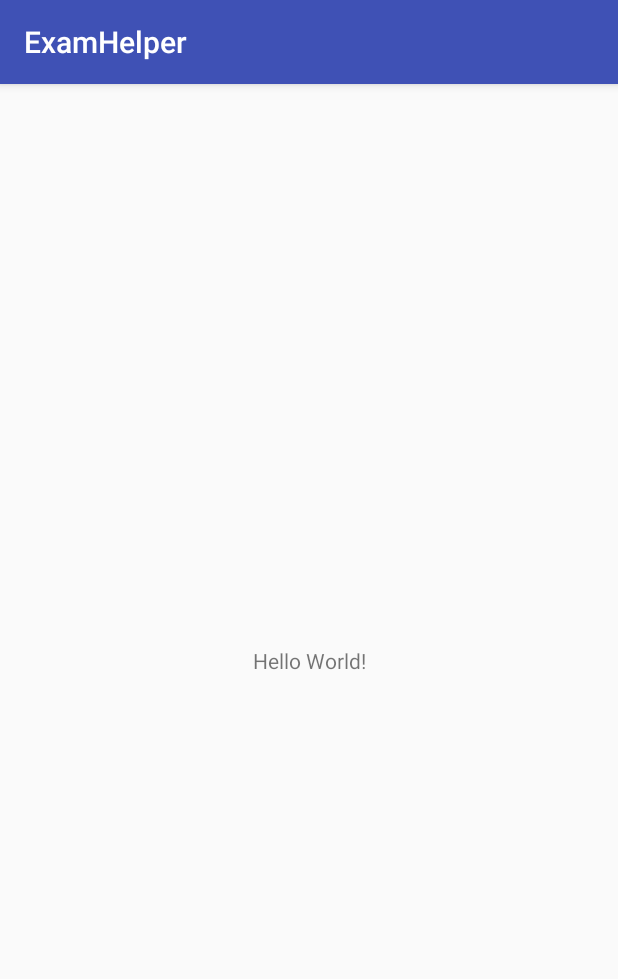
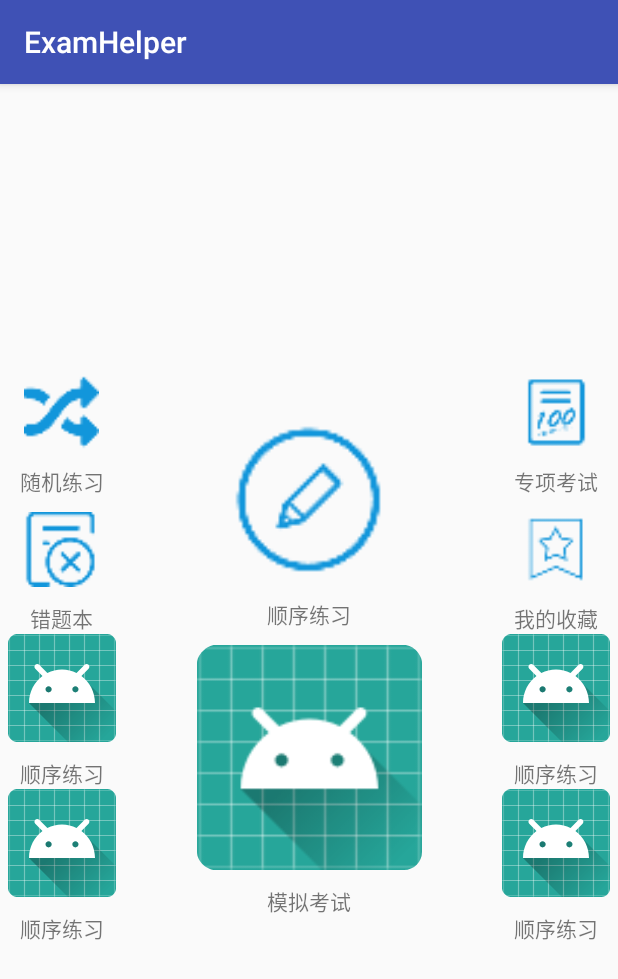
Before and after one commit to 1194570458/examhelper_android, an Android app: the MainActivity screen opened directly, with no data from a screen before it, on a phone screen of 412 x 824 dp. Shown: the top 979 px of the screen. Run offline under Robolectric (Android 15) with nearby library versions, the phone set to English and light mode, and no system bars; network calls fail.

Commit message:
界面部分更新

```diff
--- a/app/src/main/java/com/examhelper/app/listener/LoginToMainListener.java
+++ b/app/src/main/java/com/examhelper/app/listener/LoginToMainListener.java
@@ -4,14 +4,7 @@ import android.content.Context;
 import android.content.Intent;
 import android.view.View;
 
-import com.examhelper.app.constant.IntentFlagConstant;
-import com.examhelper.app.entity.Question;
-import com.examhelper.app.service.IQuestionService;
-import com.examhelper.app.service.imp.QuesionServiceImp;
-import com.examhelper.app.ui.activity.AnalogyExaminationActivity;
-
-import java.io.Serializable;
-import java.util.List;
+import com.examhelper.app.ui.activity.MainActivity;
 
 
 public class LoginToMainListener implements View.OnClickListener {
@@ -24,11 +17,13 @@ public class LoginToMainListener implements View.OnClickListener {
 
     @Override
     public void onClick(View v) {
-        Intent intent = new Intent(context, AnalogyExaminationActivity.class);
-        IQuestionService iQuestionService = new QuesionServiceImp(v.getContext());
-        List<Question> questions = iQuestionService.queryAllQuestions();
-        intent.putExtra(IntentFlagConstant.GET_QUESTIONS, (Serializable) questions);
-        intent.putExtra(IntentFlagConstant.IS_EXMA, true);
+//        Intent intent = new Intent(context, AnalogyExaminationActivity.class);
+//        IQuestionService iQuestionService = new QuesionServiceImp(v.getContext());
+//        List<Question> questions = iQuestionService.queryAllQuestions();
+//        intent.putExtra(IntentFlagConstant.GET_QUESTIONS, (Serializable) questions);
+//        intent.putExtra(IntentFlagConstant.IS_EXMA, true);
+//        context.startActivity(intent);
+        Intent intent=new Intent(context, MainActivity.class);
         context.startActivity(intent);
     }
 }
--- /dev/null
+++ b/app/src/main/res/drawable/shape_main.xml
@@ -0,0 +1,20 @@
+<?xml version="1.0" encoding="utf-8"?>
+<shape xmlns:android="http://schemas.android.com/apk/res/android"
+    android:shape="oval"
+    android:useLevel="true">
+
+    <size
+        android:width="40dp"
+        android:height="40dp" />
+
+    <!-- centerX, centerY是百分百（0-1） -->
+    <gradient
+        android:centerX="0"
+        android:centerY="-0.5"
+        android:startColor="#00f2ff"
+        android:centerColor="#00293ac1"
+        android:endColor="#101750e1"
+        android:gradientRadius="30dp"
+        android:type="radial" />
+
+</shape>
--- a/app/src/main/res/layout/activity_main.xml
+++ b/app/src/main/res/layout/activity_main.xml
@@ -1,18 +1,162 @@
 <?xml version="1.0" encoding="utf-8"?>
-<android.support.constraint.ConstraintLayout xmlns:android="http://schemas.android.com/apk/res/android"
+<LinearLayout xmlns:android="http://schemas.android.com/apk/res/android"
     xmlns:app="http://schemas.android.com/apk/res-auto"
     xmlns:tools="http://schemas.android.com/tools"
     android:layout_width="match_parent"
     android:layout_height="match_parent"
+    android:orientation="horizontal"
     tools:context=".ui.activity.MainActivity">
 
-    <TextView
-        android:layout_width="wrap_content"
-        android:layout_height="wrap_content"
-        android:text="Hello World!"
-        app:layout_constraintBottom_toBottomOf="parent"
-        app:layout_constraintLeft_toLeftOf="parent"
-        app:layout_constraintRight_toRightOf="parent"
-        app:layout_constraintTop_toTopOf="parent" />
+    <LinearLayout
+        android:id="@+id/frist_ll"
+        android:layout_width="match_parent"
+        android:layout_height="match_parent"
+        android:layout_weight="2"
+        android:gravity="center"
+        android:orientation="vertical">
 
-</android.support.constraint.ConstraintLayout>
+
+        <ImageView
+            android:id="@+id/iv_img1"
+            android:layout_width="50dp"
+            android:layout_height="50dp"
+            android:layout_centerVertical="true"
+            android:src="@mipmap/rondom" />
+
+        <TextView
+            android:layout_width="wrap_content"
+            android:layout_height="wrap_content"
+            android:layout_marginTop="10dp"
+            android:text="@string/RondomPratice" />
+
+        <ImageView
+            android:layout_marginTop="10dp"
+            android:layout_width="50dp"
+            android:layout_height="50dp"
+            android:layout_centerVertical="true"
+            android:src="@mipmap/worngbook" />
+
+        <TextView
+            android:layout_width="wrap_content"
+            android:layout_height="wrap_content"
+            android:layout_marginTop="10dp"
+            android:text="@string/WrongBook" />
+
+        <ImageView
+            android:layout_width="wrap_content"
+            android:layout_height="wrap_content"
+            android:layout_centerVertical="true"
+            android:src="@mipmap/ic_launcher" />
+
+        <TextView
+            android:layout_width="wrap_content"
+            android:layout_height="wrap_content"
+            android:layout_marginTop="10dp"
+            android:text="@string/SequencePractice" />
+
+        <ImageView
+            android:layout_width="wrap_content"
+            android:layout_height="wrap_content"
+            android:layout_centerVertical="true"
+            android:src="@mipmap/ic_launcher" />
+
+        <TextView
+            android:layout_width="wrap_content"
+            android:layout_height="wrap_content"
+            android:layout_marginTop="10dp"
+            android:text="@string/SequencePractice" />
+    </LinearLayout>
+
+    <LinearLayout
+        android:id="@+id/second_ll"
+        android:layout_width="match_parent"
+        android:layout_height="match_parent"
+        android:layout_weight="1"
+        android:gravity="center"
+        android:orientation="vertical">
+
+        <ImageView
+            android:layout_width="130dp"
+            android:layout_height="130dp"
+            android:layout_centerVertical="true"
+            android:src="@mipmap/practice" />
+
+        <TextView
+            android:layout_width="wrap_content"
+            android:layout_height="wrap_content"
+            android:text="@string/SequencePractice" />
+
+        <ImageView
+            android:layout_marginTop="10dp"
+            android:layout_width="150dp"
+            android:layout_height="150dp"
+            android:layout_centerVertical="true"
+            android:src="@mipmap/ic_launcher" />
+
+        <TextView
+            android:layout_width="wrap_content"
+            android:layout_height="wrap_content"
+            android:layout_marginTop="10dp"
+            android:text="@string/SimulationTest" />
+
+    </LinearLayout>
+
+    <LinearLayout
+        android:id="@+id/third_ll"
+
+        android:layout_width="match_parent"
+        android:layout_height="match_parent"
+        android:layout_weight="2"
+        android:gravity="center"
+        android:orientation="vertical">
+
+        <ImageView
+            android:layout_width="50dp"
+            android:layout_height="50dp"
+            android:layout_centerVertical="true"
+            android:src="@mipmap/examination" />
+
+        <TextView
+            android:layout_width="wrap_content"
+            android:layout_height="wrap_content"
+            android:layout_marginTop="10dp"
+            android:text="@string/SpecialExamination" />
+
+        <ImageView
+            android:layout_marginTop="10dp"
+            android:layout_width="50dp"
+            android:layout_height="50dp"
+            android:layout_centerVertical="true"
+            android:src="@mipmap/collection" />
+
+        <TextView
+            android:layout_width="wrap_content"
+            android:layout_height="wrap_content"
+            android:layout_marginTop="10dp"
+            android:text="@string/MyCollection" />
+
+        <ImageView
+            android:layout_width="wrap_content"
+            android:layout_height="wrap_content"
+            android:layout_centerVertical="true"
+            android:src="@mipmap/ic_launcher" />
+
+        <TextView
+            android:layout_width="wrap_content"
+            android:layout_height="wrap_content"
+            android:layout_marginTop="10dp"
+            android:text="@string/SequencePractice" />
+
+        <ImageView
+            android:layout_width="wrap_content"
+            android:layout_height="wrap_content"
+            android:layout_centerVertical="true"
+            android:src="@mipmap/ic_launcher" />
+
+        <TextView
+            android:layout_width="wrap_content"
+            android:layout_height="wrap_content"
+            android:layout_marginTop="10dp"
+            android:text="@string/SequencePractice" />
+    </LinearLayout>
+</LinearLayout>
--- a/app/src/main/res/values/strings.xml
+++ b/app/src/main/res/values/strings.xml
@@ -17,4 +17,11 @@
 
     <string name="exam">模拟测验</string>
     <string name="answer">答题模式</string>
+
+    <string name="SequencePractice">顺序练习</string>
+    <string name="SimulationTest">模拟考试</string>
+    <string name="RondomPratice">随机练习</string>
+    <string name="SpecialExamination">专项考试</string>
+    <string name="WrongBook">错题本</string>
+    <string name="MyCollection">我的收藏</string>
 </resources>
```
Also changed, not shown: app/src/main/res/mipmap-xxhdpi/circle.png (added), app/src/main/res/mipmap-xxhdpi/collection.png (added), app/src/main/res/mipmap-xxhdpi/examination.png (added), app/src/main/res/mipmap-xxhdpi/practice.png (added), app/src/main/res/mipmap-xxhdpi/rondom.png (added), app/src/main/res/mipmap-xxhdpi/worngbook.png (added).
